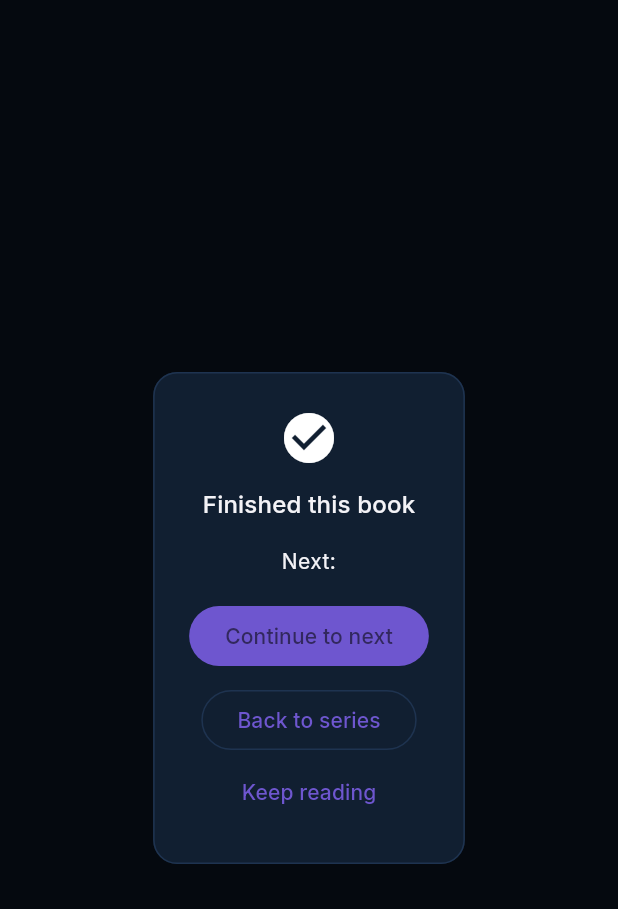
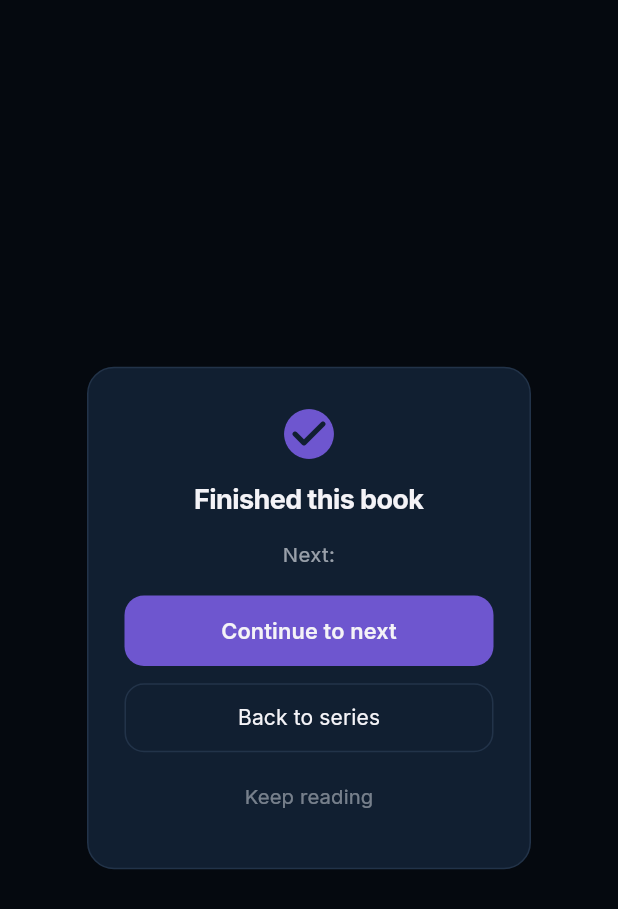
Before and after one commit to Musecreatives/personal_comic_reader, a Flutter app: the _EndOfBookCard widget shown alone on an empty page, opened directly with empty values, on a phone screen of 412 x 824 dp. Shown: the top 909 px of the screen. Run offline on Flutter 3.47's test engine with Material 3 defaults, Android fonts, the light colour scheme and no system bars; our stand-ins replace cached_network_image, connectivity_plus, dio, file_picker, fl_chart, flutter_riverpod and 6 more; accounts and stored records are empty.

Commit message:
Restyle the end-of-book card to match the app's design system
The reader already has full desktop treatment (hover chrome,
right-click menu, keyboard shortcuts, a slide-in chapter panel on
wide screens) from an earlier pass. This card was the one leftover
widget still using raw Material defaults (Card, Theme.textTheme,
default buttons) instead of AppColors/AppText like everything else
in the reader.

```diff
--- a/lib/features/reader/reader_screen.dart
+++ b/lib/features/reader/reader_screen.dart
@@ -992,42 +992,76 @@ class _EndOfBookCard extends StatelessWidget {
     return Container(
       color: Colors.black54,
       alignment: Alignment.center,
-      child: Card(
+      child: Center(
+        child: ConstrainedBox(
+          constraints: const BoxConstraints(maxWidth: 360),
+          child: Container(
             margin: const EdgeInsets.all(32),
-        child: Padding(
             padding: const EdgeInsets.all(24),
+            decoration: BoxDecoration(
+              color: AppColors.card,
+              borderRadius: BorderRadius.circular(18),
+              border: Border.all(color: AppColors.borderStrong),
+            ),
             child: Column(
               mainAxisSize: MainAxisSize.min,
               children: [
-              const Icon(Icons.check_circle, size: 40),
-              const SizedBox(height: 12),
+                Icon(Icons.check_circle_rounded, size: 40, color: AppColors.accent),
+                const SizedBox(height: 14),
                 Text(
                   'Finished this book',
-                style: Theme.of(context).textTheme.titleMedium,
+                  style: AppText.heading(size: 18),
                 ),
                 const SizedBox(height: 16),
                 if (nextBook != null) ...[
                   Text(
                     'Next: ${nextBook!.title}',
                     textAlign: TextAlign.center,
-                  style: Theme.of(context).textTheme.bodyMedium,
+                    maxLines: 2,
+                    overflow: TextOverflow.ellipsis,
+                    style: AppText.body(size: 13.5, color: AppColors.text60),
                   ),
-                const SizedBox(height: 16),
-                FilledButton(
+                  const SizedBox(height: 18),
+                  SizedBox(
+                    width: double.infinity,
+                    child: FilledButton(
+                      style: FilledButton.styleFrom(
+                        backgroundColor: AppColors.accent,
+                        padding: const EdgeInsets.symmetric(vertical: 13),
+                        shape: RoundedRectangleBorder(
+                          borderRadius: BorderRadius.circular(13),
+                        ),
+                      ),
                       onPressed: () => onNext(nextBook!.id),
-                  child: const Text('Continue to next'),
+                      child: Text('Continue to next',
+                          style: AppText.body(size: 14.5, weight: FontWeight.w600)),
                     ),
-                const SizedBox(height: 8),
+                  ),
+                  const SizedBox(height: 10),
                 ],
-              OutlinedButton(
+                SizedBox(
+                  width: double.infinity,
+                  child: OutlinedButton(
+                    style: OutlinedButton.styleFrom(
+                      side: BorderSide(color: AppColors.borderStrong),
+                      padding: const EdgeInsets.symmetric(vertical: 13),
+                      shape: RoundedRectangleBorder(
+                        borderRadius: BorderRadius.circular(13),
+                      ),
+                    ),
                     onPressed: onBackToSeries,
-                child: const Text('Back to series'),
+                    child: Text('Back to series',
+                        style: AppText.body(size: 14, color: AppColors.text)),
                   ),
+                ),
+                const SizedBox(height: 4),
                 TextButton(
                   onPressed: onDismiss,
-                child: const Text('Keep reading'),
+                  child: Text('Keep reading',
+                      style: AppText.body(size: 13.5, color: AppColors.text45)),
                 ),
               ],
+            ),
           ),
         ),
       ),
```
Lines whose indentation alone changed are shown as unchanged.
